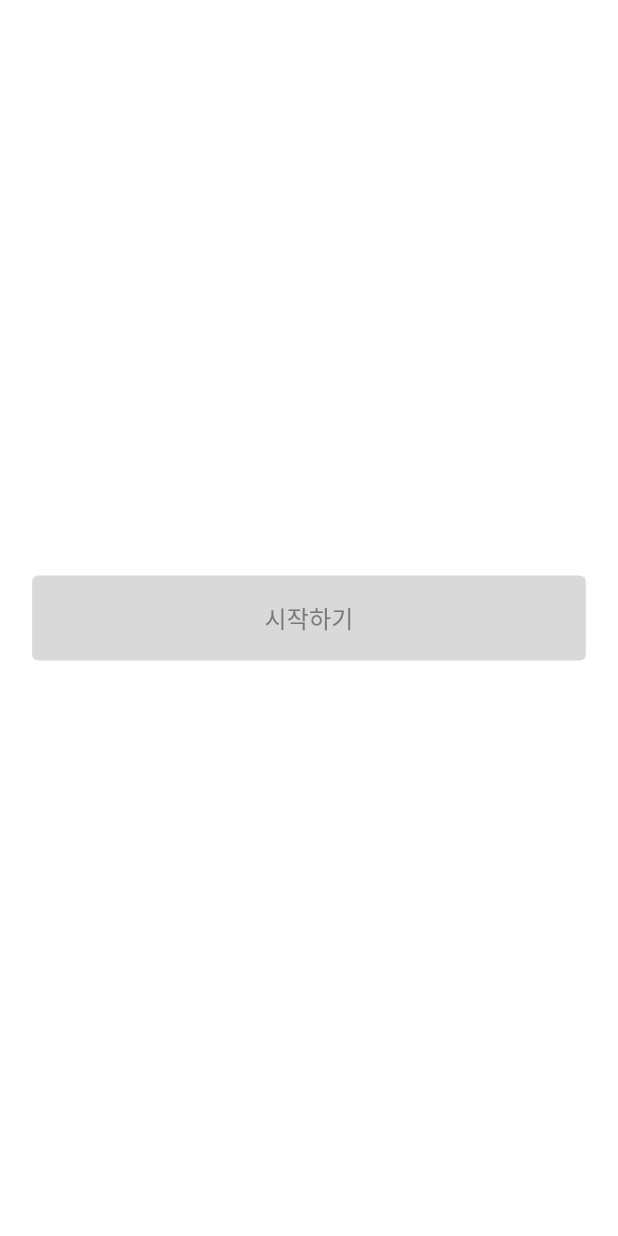
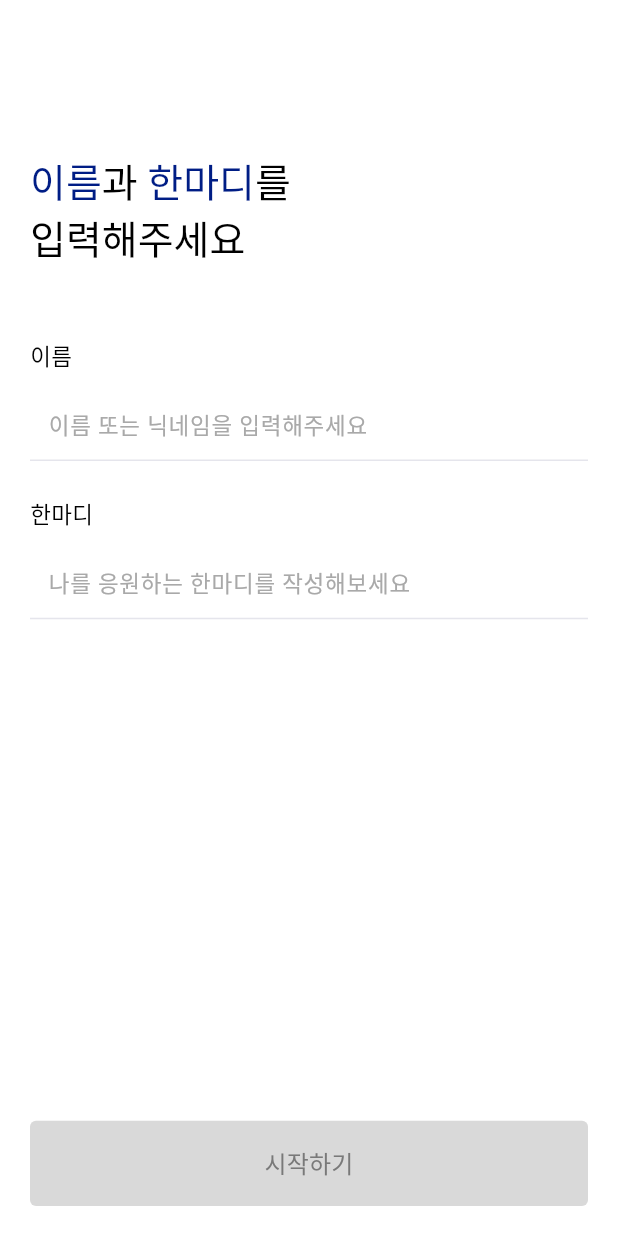
Before and after one commit to eqqmayo/moi-interview, a Flutter app: the screen it shows after launch, on a phone screen of 412 x 824 dp. Run offline on Flutter 3.47's test engine with Material 3 defaults, Android fonts, the phone set to English and light mode, and no system bars; our stand-ins replace go_router; Roboto replaces fonts that are missing (Pretendard).

Commit message:
ui: SignUpScreen, DefaultTextButton 구현

```diff
--- a/lib/presentation/components/default_button.dart
+++ b/lib/presentation/components/default_button.dart
@@ -14,8 +14,10 @@ class DefaultButton extends StatelessWidget {
 
   @override
   Widget build(BuildContext context) {
-    return SizedBox(
-      width: getWidth(336),
+    return Padding(
+      padding: const EdgeInsets.symmetric(horizontal: 20.0, vertical: 20.0),
+      child: SizedBox(
+        width: double.infinity,
         height: getHeight(56),
         child: TextButton(
           onPressed: onPressed,
@@ -34,6 +36,7 @@ class DefaultButton extends StatelessWidget {
             ),
           ),
         ),
+      ),
     );
   }
 }
--- /dev/null
+++ b/lib/presentation/components/default_text_field.dart
@@ -0,0 +1,47 @@
+import 'package:flutter/material.dart';
+import 'package:moi_interview/utils/color_styles.dart';
+import 'package:moi_interview/utils/size_config.dart';
+import 'package:moi_interview/utils/text_styles.dart';
+
+class DefaultTextField extends StatelessWidget {
+  final String title;
+  final String palceHolder;
+  final TextEditingController? controller;
+
+  const DefaultTextField({
+    super.key,
+    required this.title,
+    required this.palceHolder,
+    this.controller,
+  });
+
+  @override
+  Widget build(BuildContext context) {
+    return Column(
+      crossAxisAlignment: CrossAxisAlignment.start,
+      children: [
+        Text(
+          title,
+          style: TextStyles.caption,
+        ),
+        SizedBox(height: getHeight(12)),
+        TextField(
+          controller: controller,
+          cursorColor: ColorStyles.black,
+          cursorWidth: 1.0,
+          decoration: InputDecoration(
+            hintText: palceHolder,
+            hintStyle: TextStyles.colorCaption,
+            enabledBorder: const UnderlineInputBorder(
+              borderSide: BorderSide(color: ColorStyles.gray3, width: 1.0),
+            ),
+            focusedBorder: const UnderlineInputBorder(
+              borderSide: BorderSide(color: ColorStyles.primary, width: 1.0),
+            ),
+            contentPadding: const EdgeInsets.only(left: 8.0),
+          ),
+        ),
+      ],
+    );
+  }
+}
--- a/lib/presentation/screens/sign_up/sign_up_screen.dart
+++ b/lib/presentation/screens/sign_up/sign_up_screen.dart
@@ -1,15 +1,101 @@
 import 'package:flutter/material.dart';
 import 'package:moi_interview/presentation/components/default_button.dart';
+import 'package:moi_interview/presentation/components/default_text_field.dart';
 import 'package:moi_interview/utils/color_styles.dart';
+import 'package:moi_interview/utils/size_config.dart';
+import 'package:moi_interview/utils/text_styles.dart';
 
-class SignUpScreen extends StatelessWidget {
+class SignUpScreen extends StatefulWidget {
   const SignUpScreen({super.key});
+
+  @override
+  State<SignUpScreen> createState() => _SignUpScreenState();
+}
+
+class _SignUpScreenState extends State<SignUpScreen> {
+  final _nameTextController = TextEditingController();
+  final _wordTextController = TextEditingController();
+
+  bool _isButtonEnabled = false;
+
+  @override
+  void initState() {
+    _nameTextController.addListener(_onTextChanged);
+    _wordTextController.addListener(_onTextChanged);
+    super.initState();
+  }
+
+  void _onTextChanged() {
+    setState(() {
+      _isButtonEnabled = _nameTextController.text.isNotEmpty &&
+          _wordTextController.text.isNotEmpty;
+    });
+  }
+
+  @override
+  void dispose() {
+    _nameTextController.removeListener(_onTextChanged);
+    _wordTextController.removeListener(_onTextChanged);
+    _nameTextController.dispose();
+    _wordTextController.dispose();
+    super.dispose();
+  }
 
   @override
   Widget build(BuildContext context) {
     return Scaffold(
       backgroundColor: ColorStyles.white,
-      body: Center(child: DefaultButton(title: '시작하기')),
+      body: SafeArea(
+        child: Column(
+          children: [
+            Expanded(
+              child: SingleChildScrollView(
+                child: Padding(
+                  padding: const EdgeInsets.symmetric(horizontal: 20.0),
+                  child: Column(
+                    crossAxisAlignment: CrossAxisAlignment.start,
+                    children: [
+                      SizedBox(height: getHeight(100)),
+                      RichText(
+                        text: TextSpan(
+                          children: [
+                            TextSpan(
+                                text: '이름', style: TextStyles.colorHeading),
+                            const TextSpan(
+                                text: '과 ', style: TextStyles.heading),
+                            TextSpan(
+                                text: '한마디', style: TextStyles.colorHeading),
+                            const TextSpan(
+                                text: '를\n', style: TextStyles.heading),
+                            const TextSpan(
+                                text: '입력해주세요', style: TextStyles.heading),
+                          ],
+                        ),
+                      ),
+                      SizedBox(height: getHeight(48)),
+                      DefaultTextField(
+                        title: '이름',
+                        palceHolder: ' 이름 또는 닉네임을 입력해주세요',
+                        controller: _nameTextController,
+                      ),
+                      SizedBox(height: getHeight(24)),
+                      DefaultTextField(
+                        title: '한마디',
+                        palceHolder: ' 나를 응원하는 한마디를 작성해보세요',
+                        controller: _wordTextController,
+                      ),
+                    ],
+                  ),
+                ),
+              ),
+            ),
+            DefaultButton(
+              title: '시작하기',
+              onPressed: _isButtonEnabled ? () {} : null,
+            )
+          ],
+        ),
+      ),
     );
   }
 }
--- /dev/null
+++ b/lib/utils/text_styles.dart
@@ -0,0 +1,23 @@
+import 'package:flutter/material.dart';
+import 'package:moi_interview/utils/color_styles.dart';
+
+abstract class TextStyles {
+  static const TextStyle heading = TextStyle(
+    color: ColorStyles.black,
+    fontSize: 26,
+  );
+
+  static TextStyle colorHeading = heading.copyWith(color: ColorStyles.primary);
+
+  static const TextStyle body = TextStyle(
+    color: ColorStyles.black,
+    fontSize: 20,
+  );
+
+  static const TextStyle caption = TextStyle(
+    color: ColorStyles.black,
+    fontSize: 15,
+  );
+
+  static TextStyle colorCaption = caption.copyWith(color: ColorStyles.gray1);
+}
```
Lines whose indentation alone changed are shown as unchanged.
